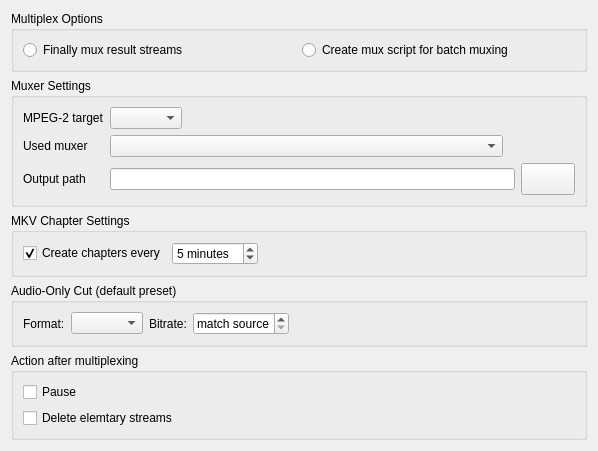
This is ui/ttcutsettingsmuxer.ui in MINIXJR/TTCut-ng as Qt 5 draws it before an edit. The edited form follows.
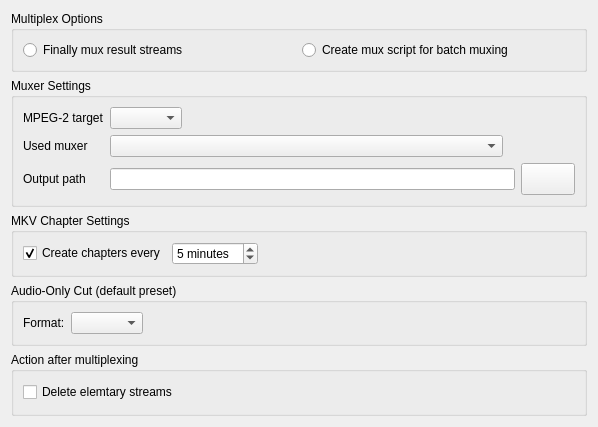
This is the edited form. Icons and pictures are not drawn.

The edit to the form file:
```diff
--- a/ui/ttcutsettingsmuxer.ui
+++ b/ui/ttcutsettingsmuxer.ui
@@ -216,29 +216,6 @@
       <item>
        <widget class="QComboBox" name="cbAudioOnlyFormat" />
       </item>
-      <item>
-       <widget class="QLabel" name="lblAudioOnlyBitrate" >
-        <property name="text" >
-         <string>Bitrate:</string>
-        </property>
-       </widget>
-      </item>
-      <item>
-       <widget class="QSpinBox" name="sbAudioOnlyBitrate" >
-        <property name="minimum" >
-         <number>0</number>
-        </property>
-        <property name="maximum" >
-         <number>512</number>
-        </property>
-        <property name="suffix" >
-         <string> kbps</string>
-        </property>
-        <property name="specialValueText" >
-         <string>match source</string>
-        </property>
-       </widget>
-      </item>
       <item>
        <spacer>
         <property name="orientation" >
@@ -268,13 +245,6 @@
         </property>
        </widget>
       </item>
-      <item row="0" column="0" >
-       <widget class="QCheckBox" name="cbPause" >
-        <property name="text" >
-         <string>Pause</string>
-        </property>
-       </widget>
-      </item>
      </layout>
     </widget>
    </item>
```
